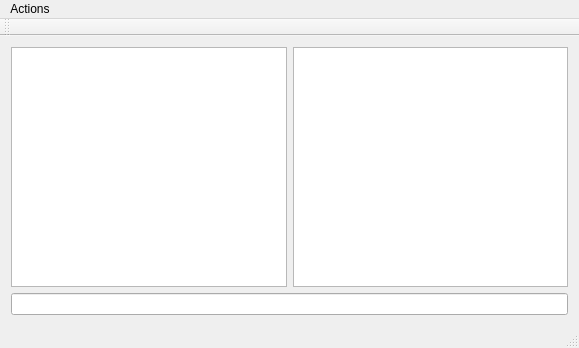
Above: messenger.ui from shashwatdixit124/IPConnect before the change. Below: the same form after it.
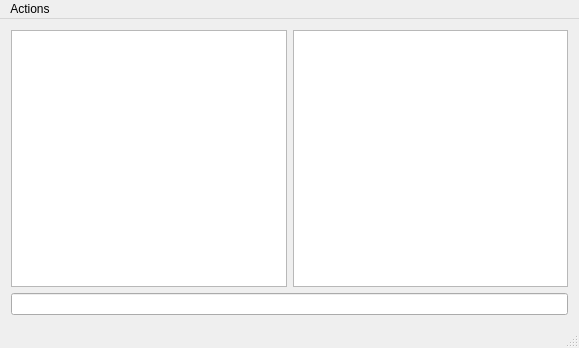
That is the form after the change.

Commit message: Created ConnectDialog class and UI for connecting manually

```diff
--- a/messenger.ui
+++ b/messenger.ui
@@ -58,14 +58,6 @@
    </widget>
    <addaction name="menuActions"/>
   </widget>
-  <widget class="QToolBar" name="mainToolBar">
-   <attribute name="toolBarArea">
-    <enum>TopToolBarArea</enum>
-   </attribute>
-   <attribute name="toolBarBreak">
-    <bool>false</bool>
-   </attribute>
-  </widget>
   <widget class="QStatusBar" name="statusBar"/>
   <action name="actionConnect">
    <property name="text">
```
The commit also changes 7 other files.
